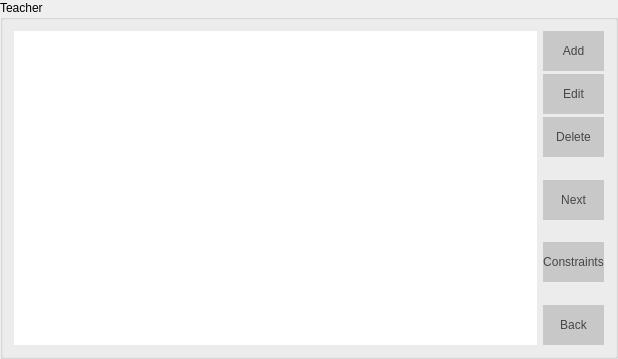
This is Orar/OrarApp/TeacherView.ui in alexandrutm/UnivTimetable as Qt 5 draws it before an edit. The edited form follows.
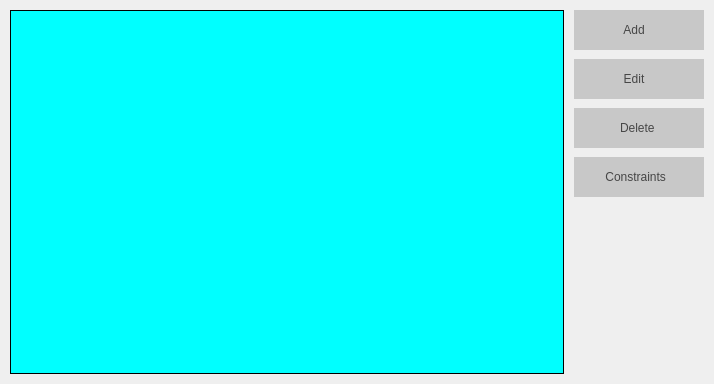
This is the edited form. Icons and pictures are not drawn.

The edit to the form file:
```diff
--- a/Orar/OrarApp/TeacherView.ui
+++ b/Orar/OrarApp/TeacherView.ui
@@ -6,52 +6,86 @@
    <rect>
     <x>0</x>
     <y>0</y>
-    <width>618</width>
-    <height>359</height>
+    <width>714</width>
+    <height>384</height>
    </rect>
   </property>
   <property name="windowTitle">
    <string>TeachersView</string>
   </property>
-  <layout class="QGridLayout" name="gridLayout_2">
+  <property name="styleSheet">
+   <string notr="true"/>
+  </property>
+  <layout class="QHBoxLayout" name="horizontalLayout">
+   <property name="spacing">
+    <number>10</number>
+   </property>
    <property name="leftMargin">
-    <number>0</number>
+    <number>10</number>
    </property>
    <property name="topMargin">
-    <number>0</number>
+    <number>10</number>
    </property>
    <property name="rightMargin">
-    <number>0</number>
+    <number>10</number>
    </property>
    <property name="bottomMargin">
-    <number>0</number>
+    <number>10</number>
    </property>
-   <property name="spacing">
-    <number>0</number>
-   </property>
-   <item row="0" column="0">
-    <widget class="QGroupBox" name="groupBox_3">
-     <property name="title">
-      <string>Teacher</string>
+   <item>
+    <widget class="QTableView" name="mTable">
+     <property name="styleSheet">
+      <string notr="true">background-color: rgb(0, 255, 255);
+border: 1px solid;</string>
      </property>
-     <layout class="QHBoxLayout" name="horizontalLayout">
+     <property name="frameShape">
+      <enum>QFrame::NoFrame</enum>
+     </property>
+     <property name="selectionMode">
+      <enum>QAbstractItemView::ExtendedSelection</enum>
+     </property>
+     <property name="selectionBehavior">
+      <enum>QAbstractItemView::SelectRows</enum>
+     </property>
+     <attribute name="verticalHeaderVisible">
+      <bool>false</bool>
+     </attribute>
+    </widget>
+   </item>
+   <item>
+    <widget class="QFrame" name="frame">
+     <property name="minimumSize">
+      <size>
+       <width>130</width>
+       <height>0</height>
+      </size>
+     </property>
+     <property name="frameShape">
+      <enum>QFrame::NoFrame</enum>
+     </property>
+     <property name="frameShadow">
+      <enum>QFrame::Raised</enum>
+     </property>
+     <layout class="QHBoxLayout" name="horizontalLayout_3">
+      <property name="spacing">
+       <number>0</number>
+      </property>
+      <property name="leftMargin">
+       <number>0</number>
+      </property>
+      <property name="topMargin">
+       <number>0</number>
+      </property>
+      <property name="rightMargin">
+       <number>0</number>
+      </property>
+      <property name="bottomMargin">
+       <number>0</number>
+      </property>
       <item>
-       <widget class="QTableView" name="mTable">
-        <property name="frameShape">
-         <enum>QFrame::NoFrame</enum>
-        </property>
-        <property name="selectionMode">
-         <enum>QAbstractItemView::ExtendedSelection</enum>
-        </property>
-        <property name="selectionBehavior">
-         <enum>QAbstractItemView::SelectRows</enum>
-        </property>
-       </widget>
-      </item>
-      <item>
-       <layout class="QVBoxLayout" name="verticalLayout_5">
+       <layout class="QVBoxLayout" name="verticalLayout">
         <property name="spacing">
-         <number>3</number>
+         <number>9</number>
         </property>
         <item>
          <widget class="QPushButton" name="mAdd">
@@ -61,6 +95,12 @@
             <height>40</height>
            </size>
           </property>
+          <property name="layoutDirection">
+           <enum>Qt::RightToLeft</enum>
+          </property>
+          <property name="autoFillBackground">
+           <bool>false</bool>
+          </property>
           <property name="styleSheet">
            <string notr="true">QPushButton{
 	font: 75 11pt &quot;Times New Roman&quot;;
@@ -74,7 +114,23 @@
 }</string>
           </property>
           <property name="text">
-           <string>Add</string>
+           <string>Add   </string>
+          </property>
+          <property name="icon">
+           <iconset resource="OrarApp.qrc">
+            <normaloff>:/Buttons/img/addBtn.png</normaloff>:/Buttons/img/addBtn.png</iconset>
+          </property>
+          <property name="iconSize">
+           <size>
+            <width>18</width>
+            <height>18</height>
+           </size>
+          </property>
+          <property name="default">
+           <bool>false</bool>
+          </property>
+          <property name="flat">
+           <bool>false</bool>
           </property>
          </widget>
         </item>
@@ -86,6 +142,9 @@
             <height>40</height>
            </size>
           </property>
+          <property name="layoutDirection">
+           <enum>Qt::RightToLeft</enum>
+          </property>
           <property name="styleSheet">
            <string notr="true">QPushButton{
 	font: 75 11pt &quot;Times New Roman&quot;;
@@ -99,7 +158,17 @@
 }</string>
           </property>
           <property name="text">
-           <string>Edit</string>
+           <string>Edit   </string>
+          </property>
+          <property name="icon">
+           <iconset resource="OrarApp.qrc">
+            <normaloff>:/Buttons/img/editBtn3.png</normaloff>:/Buttons/img/editBtn3.png</iconset>
+          </property>
+          <property name="iconSize">
+           <size>
+            <width>18</width>
+            <height>18</height>
+           </size>
           </property>
          </widget>
         </item>
@@ -111,47 +180,12 @@
             <height>40</height>
            </size>
           </property>
-          <property name="styleSheet">
-           <string notr="true">QPushButton{
-	font: 75 11pt &quot;Times New Roman&quot;;
-	color: rgb(70, 70, 70);
-	background-color: rgb(200, 200, 200);
-	border: 0px solid;
-}
-
-QPushButton:hover {
-	background-color: rgb(231, 231, 231);
-}</string>
+          <property name="layoutDirection">
+           <enum>Qt::RightToLeft</enum>
           </property>
-          <property name="text">
-           <string>Delete</string>
-          </property>
-         </widget>
-        </item>
-        <item>
-         <spacer name="verticalSpacer_2">
-          <property name="orientation">
-           <enum>Qt::Vertical</enum>
-          </property>
-          <property name="sizeHint" stdset="0">
-           <size>
-            <width>20</width>
-            <height>40</height>
-           </size>
-          </property>
-         </spacer>
-        </item>
-        <item>
-         <widget class="QPushButton" name="mNext">
-          <property name="minimumSize">
-           <size>
-            <width>0</width>
-            <height>40</height>
-           </size>
-          </property>
           <property name="styleSheet">
            <string notr="true">QPushButton{
-	font: 75 11pt &quot;Times New Roman&quot;;
+	font: 75 14pt &quot;Times New Roman&quot;;
 	color: rgb(70, 70, 70);
 	background-color: rgb(200, 200, 200);
 	border: 0px solid;
@@ -162,22 +196,19 @@
 }</string>
           </property>
           <property name="text">
-           <string>Next</string>
+           <string>Delete </string>
           </property>
-         </widget>
-        </item>
-        <item>
-         <spacer name="verticalSpacer">
-          <property name="orientation">
-           <enum>Qt::Vertical</enum>
+          <property name="icon">
+           <iconset resource="OrarApp.qrc">
+            <normaloff>:/Buttons/img/deleteBtn.png</normaloff>:/Buttons/img/deleteBtn.png</iconset>
           </property>
-          <property name="sizeHint" stdset="0">
+          <property name="iconSize">
            <size>
-            <width>20</width>
-            <height>40</height>
+            <width>18</width>
+            <height>18</height>
            </size>
           </property>
-         </spacer>
+         </widget>
         </item>
         <item>
          <widget class="QPushButton" name="mConstraints">
@@ -187,6 +218,9 @@
             <height>40</height>
            </size>
           </property>
+          <property name="layoutDirection">
+           <enum>Qt::RightToLeft</enum>
+          </property>
           <property name="styleSheet">
            <string notr="true">QPushButton{
 	font: 75 11pt &quot;Times New Roman&quot;;
@@ -200,12 +234,22 @@
 }</string>
           </property>
           <property name="text">
-           <string>Constraints</string>
+           <string>Constraints  </string>
+          </property>
+          <property name="icon">
+           <iconset resource="OrarApp.qrc">
+            <normaloff>:/Buttons/img/constr.png</normaloff>:/Buttons/img/constr.png</iconset>
+          </property>
+          <property name="iconSize">
+           <size>
+            <width>18</width>
+            <height>18</height>
+           </size>
           </property>
          </widget>
         </item>
         <item>
-         <spacer name="verticalSpacer_3">
+         <spacer name="verticalSpacer">
           <property name="orientation">
            <enum>Qt::Vertical</enum>
           </property>
@@ -217,31 +261,6 @@
           </property>
          </spacer>
         </item>
-        <item>
-         <widget class="QPushButton" name="mBack">
-          <property name="minimumSize">
-           <size>
-            <width>0</width>
-            <height>40</height>
-           </size>
-          </property>
-          <property name="styleSheet">
-           <string notr="true">QPushButton{
-	font: 75 11pt &quot;Times New Roman&quot;;
-	color: rgb(70, 70, 70);
-	background-color: rgb(200, 200, 200);
-	border: 0px solid;
-}
-
-QPushButton:hover {
-	background-color: rgb(231, 231, 231);
-}</string>
-          </property>
-          <property name="text">
-           <string>Back</string>
-          </property>
-         </widget>
-        </item>
        </layout>
       </item>
      </layout>
```
Left out of the diff: 10 changed lines with no effect on the pictures.
